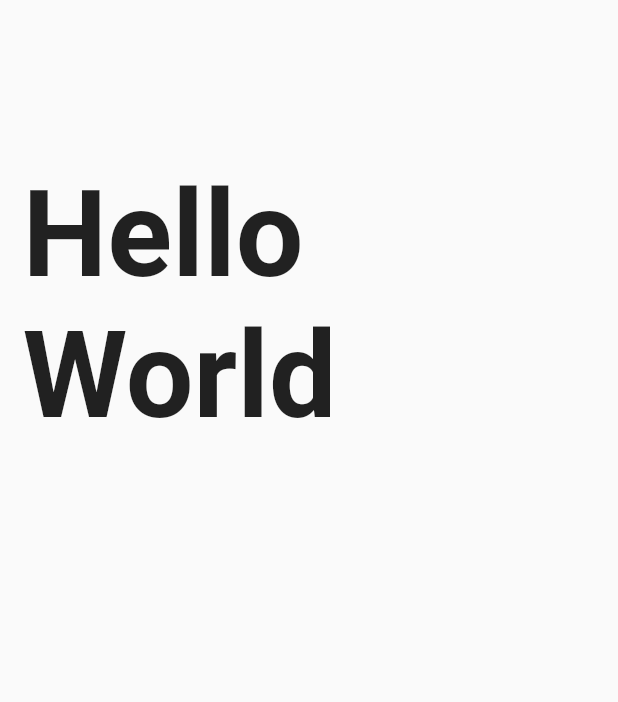
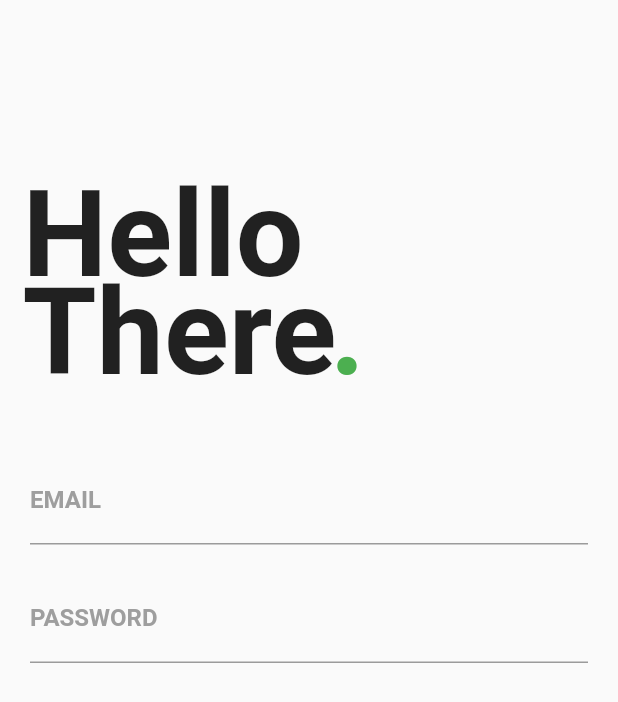
Before and after one commit to Skill-Learn/FlutterSide, a Flutter app: the MyLoginPage screen opened directly, on a phone screen of 412 x 824 dp. Shown: the top 702 px of the screen. Run offline on Flutter 3.47's test engine with Material 2 defaults, Android fonts, the phone set to English and light mode, and no system bars; our stand-ins replace sticky_headers; Roboto replaces fonts that are missing (Montserrat); project files that could hold a hidden picture were left out.

Commit message:
email and password UI

```diff
--- a/lib/login.dart
+++ b/lib/login.dart
@@ -10,6 +10,7 @@ class _MyLoginPageState extends State<MyLoginPage> {
   Widget build(BuildContext context) {
     return new Scaffold(
       body: Column(
+        crossAxisAlignment: CrossAxisAlignment.start,
         children: <Widget>[
           Container(
             child: Stack(
@@ -17,16 +18,76 @@ class _MyLoginPageState extends State<MyLoginPage> {
                 Container(
                   padding: EdgeInsets.fromLTRB(15.0, 110.0, 0.0, 0.0),
                   child: Text(
-                    'Hello World',
+                    'Hello',
                     style: TextStyle(
                       fontSize: 80.0,
                       fontWeight: FontWeight.bold,
                     ),
                   ),
-                )
+                ),
+                Container(
+                  padding: EdgeInsets.fromLTRB(15.0, 175.0, 0.0, 0.0),
+                  child: Text(
+                    'There',
+                    style: TextStyle(
+                      fontSize: 80.0,
+                      fontWeight: FontWeight.bold,
+                    ),
+                  ),
+                ),
+                Container(
+                  padding: EdgeInsets.fromLTRB(220.0, 175.0, 0.0, 0.0),
+                  child: Text(
+                    '.',
+                    style: TextStyle(
+                      fontSize: 80.0,
+                      fontWeight: FontWeight.bold,
+                      color: Colors.green,
+                    ),
+                  ),
+                ),
               ],
             ),
-          )
+          ),
+          Container(
+            padding: EdgeInsets.only(top: 35.0, left: 20.0, right: 20.0),
+            child: Column(
+              children: <Widget>[
+                TextField(
+                  decoration: InputDecoration(
+                    labelText: 'EMAIL',
+                    labelStyle: TextStyle(
+                      fontFamily: 'Montserrat',
+                      fontWeight: FontWeight.bold,
+                      color: Colors.grey,
+                    ),
+                    focusedBorder: UnderlineInputBorder(
+                      borderSide: BorderSide(
+                        color: Colors.green,
+                      ),
+                    ),
+                  ),
+                ),
+                SizedBox(height: 20.0),
+                TextField(
+                  decoration: InputDecoration(
+                    labelText: 'PASSWORD',
+                    labelStyle: TextStyle(
+                      fontFamily: 'Montserrat',
+                      fontWeight: FontWeight.bold,
+                      color: Colors.grey,
+                    ),
+                    focusedBorder: UnderlineInputBorder(
+                      borderSide: BorderSide(
+                        color: Colors.green,
+                      ),
+                    ),
+                  ),
+                  obscureText: true,
+                ),
+              ],
+            ),
+          ),
         ],
       ),
     );
--- a/lib/main.dart
+++ b/lib/main.dart
@@ -19,7 +19,8 @@ class _SkillLearnState extends State<SkillLearn> {
       // mainAxisSize: MainAxisSize.max,
       children: [
         // VideoTile(),
-        HomePage(),
+
+        // HomePage(),
         SizedBox(
           height: 30,
         ),
@@ -41,29 +42,32 @@ class _SkillLearnState extends State<SkillLearn> {
         appBar: AppBar(
           title: Text("Skill Learn"),
         ),
-        body: tabs[_currentIndex],
-        bottomNavigationBar: BottomNavigationBar(
-          currentIndex: _currentIndex,
-          items: [
-            BottomNavigationBarItem(
-              icon: Icon(Icons.home),
-              label: "Home",
-            ),
-            BottomNavigationBarItem(
-              icon: Icon(Icons.explore),
-              label: "Creators",
-            ),
-            BottomNavigationBarItem(
-              icon: Icon(Icons.person),
-              label: "Profile",
-            ),
-          ],
-          onTap: (index) => {
-            setState(() {
-              _currentIndex = index;
-            })
-          },
-        ),
+
+        body: MyLoginPage(),
+
+        //  body: tabs[_currentIndex],
+        // bottomNavigationBar: BottomNavigationBar(
+        //   currentIndex: _currentIndex,
+        //   items: [
+        //     BottomNavigationBarItem(
+        //       icon: Icon(Icons.home),
+        //       label: "Home",
+        //     ),
+        //     BottomNavigationBarItem(
+        //       icon: Icon(Icons.explore),
+        //       label: "Creators",
+        //     ),
+        //     BottomNavigationBarItem(
+        //       icon: Icon(Icons.person),
+        //       label: "Profile",
+        //     ),
+        //   ],
+        //   onTap: (index) => {
+        //     setState(() {
+        //       _currentIndex = index;
+        //     })
+        //   },
+        // ),
       ),
     );
   }
```
